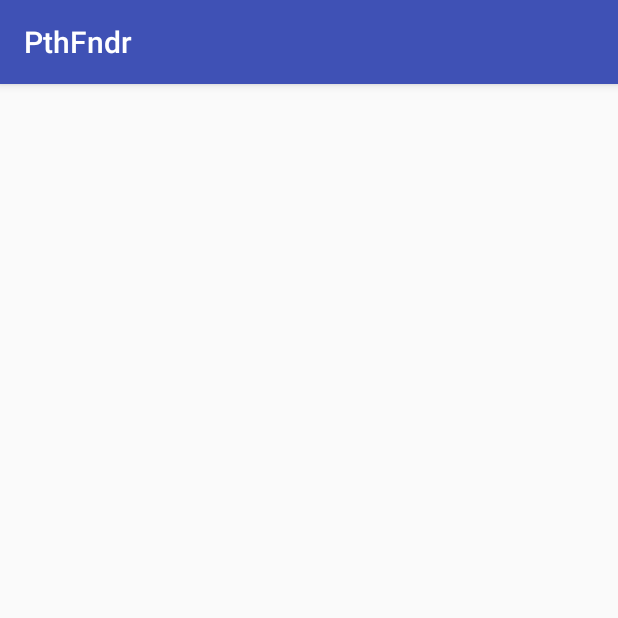
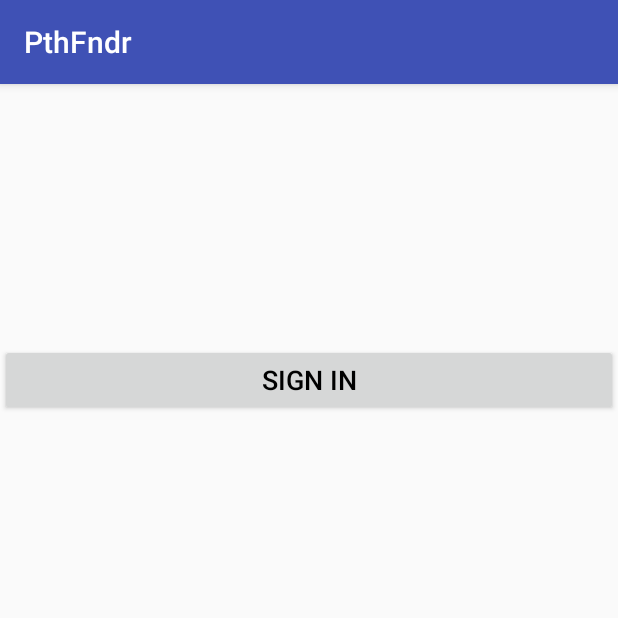
Before and after one commit to MurphyKyle/PthFndr, an Android app: the screen it shows after launch (SigninActivity), on a phone screen of 412 x 824 dp, the top half of it. Run offline under Robolectric (Android 15) with nearby library versions, the phone set to English and light mode, and no system bars; our stand-ins replace Firebase (no records; nobody signed in at launch, a user with empty details on screens opened directly); libraries missing offline, so code that uses them is left out: com.firebase.ui.

```diff
--- a/app/src/main/java/dreamteam/pthfndr/models/Path.java
+++ b/app/src/main/java/dreamteam/pthfndr/models/Path.java
@@ -4,7 +4,9 @@ import android.graphics.Color;
 import android.location.Location;
 
 import com.google.android.gms.maps.model.Polyline;
+import com.google.firebase.database.IgnoreExtraProperties;
 
+@IgnoreExtraProperties
 public class Path {
     Location endLocation;
     Polyline pl;
--- a/app/src/main/res/layout/activity_signin.xml
+++ b/app/src/main/res/layout/activity_signin.xml
@@ -1,6 +1,15 @@
 <?xml version="1.0" encoding="utf-8"?>
-<LinearLayout xmlns:android="http://schemas.android.com/apk/res/android"
-    android:orientation="vertical" android:layout_width="match_parent"
+<RelativeLayout xmlns:android="http://schemas.android.com/apk/res/android"
+    android:layout_width="match_parent"
     android:layout_height="match_parent">
 
-</LinearLayout>
+    <Button
+        android:id="@+id/button2"
+        android:layout_width="match_parent"
+        android:layout_height="wrap_content"
+        android:layout_alignParentStart="true"
+        android:layout_alignParentTop="true"
+        android:layout_marginTop="173dp"
+        android:onClick="signIn"
+        android:text="@string/signin" />
+</RelativeLayout>
--- a/app/src/main/res/values/strings.xml
+++ b/app/src/main/res/values/strings.xml
@@ -7,4 +7,6 @@
     <string name="lbl_date">Date:</string>
     <string name="lbl_max_speed">Max Speed:</string>
     <string name="btn_view_map">View Map</string>
+    <string name="signout">Sign Out</string>
+    <string name="signin">Sign In</string>
 </resources>
```
Also changed, not shown: app/src/main/java/dreamteam/pthfndr/MapsActivity.java (+14 -12 lines), app/src/main/java/dreamteam/pthfndr/SigninActivity.java (+27 -4 lines), app/src/main/java/dreamteam/pthfndr/models/Trip.java (+7 -2 lines), app/src/main/res/layout/activity_maps.xml (+19 -6 lines).
